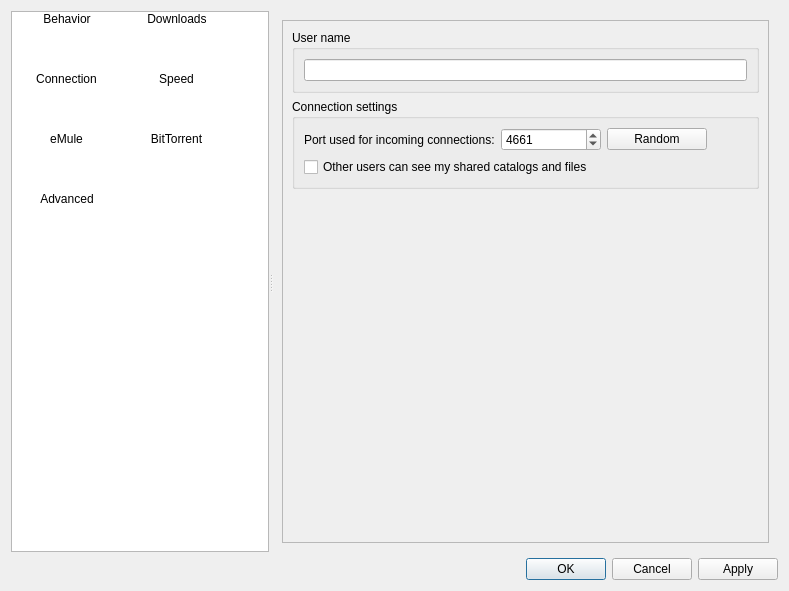
First picture: the form in src/preferences/options.ui, repository qmule/qmule, before the edit.
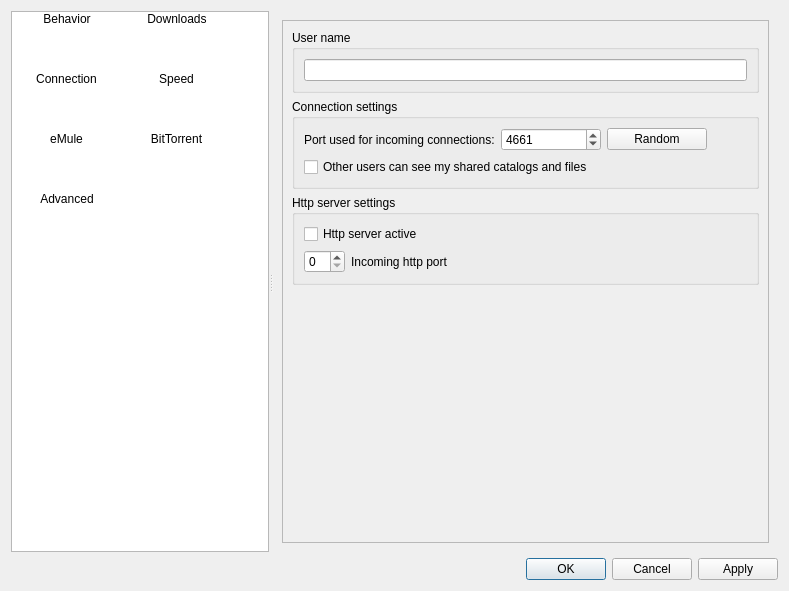
Second picture: the form after the edit. The open tabs and pages were chosen to show the change. Icons and pictures are not drawn.

Commit message: Clear code and tentative interface was added

Diff of the .ui file:
```diff
--- a/src/preferences/options.ui
+++ b/src/preferences/options.ui
@@ -1869,8 +1869,8 @@
             <rect>
              <x>0</x>
              <y>0</y>
-             <width>357</width>
-             <height>168</height>
+             <width>504</width>
+             <height>412</height>
             </rect>
            </property>
            <layout class="QVBoxLayout" name="verticalLayout_39">
@@ -1957,6 +1957,49 @@
               </item>
              </layout>
             </item>
+            <item>
+             <widget class="QGroupBox" name="groupBox_10">
+              <property name="title">
+               <string>Http server settings</string>
+              </property>
+              <layout class="QVBoxLayout" name="verticalLayout_2">
+               <item>
+                <widget class="QCheckBox" name="checkBox">
+                 <property name="text">
+                  <string>Http server active</string>
+                 </property>
+                </widget>
+               </item>
+               <item>
+                <layout class="QHBoxLayout" name="horizontalLayout_4">
+                 <item>
+                  <widget class="QSpinBox" name="spinBox"/>
+                 </item>
+                 <item>
+                  <widget class="QLabel" name="label_2">
+                   <property name="text">
+                    <string>Incoming http port</string>
+                   </property>
+                  </widget>
+                 </item>
+                 <item>
+                  <spacer name="horizontalSpacer_12">
+                   <property name="orientation">
+                    <enum>Qt::Horizontal</enum>
+                   </property>
+                   <property name="sizeHint" stdset="0">
+                    <size>
+                     <width>40</width>
+                     <height>20</height>
+                    </size>
+                   </property>
+                  </spacer>
+                 </item>
+                </layout>
+               </item>
+              </layout>
+             </widget>
+            </item>
             <item>
              <spacer name="verticalSpacer_3">
               <property name="orientation">
```
Left out of the diff: 28 changed lines with no effect on the pictures. The commit also changes 2 other files.
